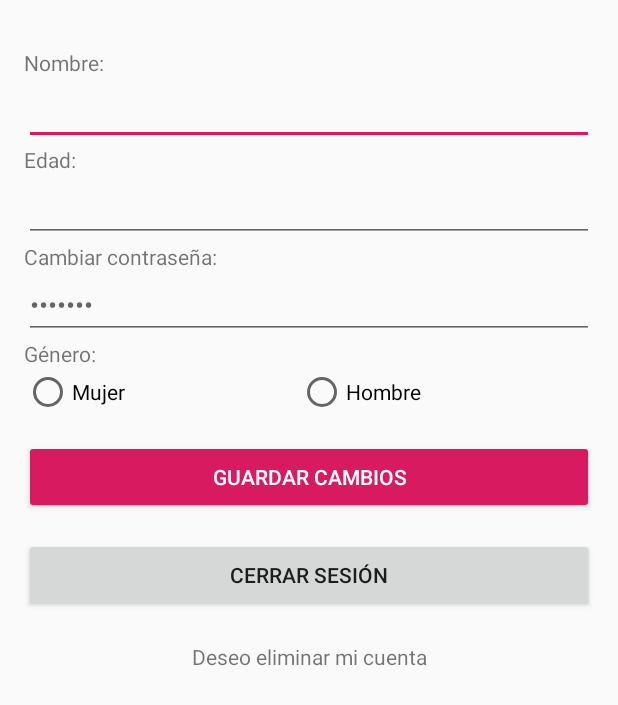
After one commit to ajemmott/Relax, an Android app: the layout fragmento_perfil.xml on its own in the app's theme, with its tools: preview values and no code run, on a phone screen of 412 x 824 dp. The commit adds this screen. Shown: the top 705 px of the screen. Run offline under Robolectric (Android 15) with nearby library versions, the phone set to English and light mode, and no system bars.

Commit message:
Perfil con errores

```diff
--- a/app/src/main/res/layout/activity_login.xml
+++ b/app/src/main/res/layout/activity_login.xml
@@ -4,6 +4,7 @@
     xmlns:tools="http://schemas.android.com/tools"
     android:layout_width="match_parent"
     android:layout_height="match_parent"
+    android:id="@+id/constraintLayout"
     tools:context=".LoginActivity">
 
     <ImageView
--- /dev/null
+++ b/app/src/main/res/layout/fragmento_perfil.xml
@@ -0,0 +1,129 @@
+<?xml version="1.0" encoding="utf-8"?>
+<android.support.constraint.ConstraintLayout xmlns:android="http://schemas.android.com/apk/res/android"
+    android:layout_width="match_parent"
+    android:layout_height="match_parent"
+    xmlns:app="http://schemas.android.com/apk/res-auto">
+
+    <LinearLayout
+        android:id="@+id/linearLayout2"
+        android:layout_width="0dp"
+        android:layout_height="wrap_content"
+        android:layout_marginStart="16dp"
+        android:layout_marginTop="32dp"
+        android:layout_marginEnd="16dp"
+        android:orientation="vertical"
+        app:layout_constraintEnd_toEndOf="parent"
+        app:layout_constraintStart_toStartOf="parent"
+        app:layout_constraintTop_toTopOf="parent">
+
+        <TextView
+            android:id="@+id/tv_nombre"
+            android:layout_width="match_parent"
+            android:layout_height="wrap_content"
+            android:text="Nombre:"
+            android:textAllCaps="false"
+            android:textSize="14sp" />
+
+        <EditText
+            android:id="@+id/et_Nnombre"
+            android:layout_width="match_parent"
+            android:layout_height="wrap_content"
+            android:ems="10"
+            android:inputType="textPersonName" />
+
+        <TextView
+            android:id="@+id/textView6"
+            android:layout_width="match_parent"
+            android:layout_height="wrap_content"
+            android:text="Edad:"
+            android:textAllCaps="false" />
+
+        <EditText
+            android:id="@+id/et_Nedad"
+            android:layout_width="match_parent"
+            android:layout_height="wrap_content"
+            android:ems="10"
+            android:inputType="number" />
+
+        <TextView
+            android:id="@+id/textView8"
+            android:layout_width="match_parent"
+            android:layout_height="wrap_content"
+            android:text="Cambiar contraseña:" />
+
+        <EditText
+            android:id="@+id/et_Npassword"
+            android:layout_width="match_parent"
+            android:layout_height="wrap_content"
+            android:ems="10"
+            android:hint="•••••••"
+            android:inputType="textPassword" />
+
+        <TextView
+            android:id="@+id/textView9"
+            android:layout_width="match_parent"
+            android:layout_height="wrap_content"
+            android:text="Género:" />
+
+        <RadioGroup
+            android:id="@+id/rg_genero"
+            android:layout_width="match_parent"
+            android:layout_height="wrap_content"
+            android:layout_weight="0"
+            android:orientation="horizontal">
+
+            <RadioButton
+                android:id="@+id/rb_mujer"
+                android:layout_width="wrap_content"
+                android:layout_height="wrap_content"
+                android:layout_weight="1"
+                android:text="Mujer" />
+
+            <RadioButton
+                android:id="@+id/rb_hombre"
+                android:layout_width="wrap_content"
+                android:layout_height="wrap_content"
+                android:layout_weight="1"
+                android:text="Hombre" />
+        </RadioGroup>
+
+    </LinearLayout>
+
+    <Button
+        android:id="@+id/btn_guardar"
+        style="@style/Widget.AppCompat.Button.Colored"
+        android:layout_width="match_parent"
+        android:layout_height="49dp"
+        android:layout_marginEnd="16dp"
+        android:layout_marginStart="16dp"
+        android:layout_marginTop="16dp"
+        android:text="Guardar cambios"
+        app:layout_constraintEnd_toEndOf="parent"
+        app:layout_constraintStart_toStartOf="parent"
+        app:layout_constraintTop_toBottomOf="@+id/linearLayout2" />
+
+    <Button
+        android:id="@+id/btn_cerrar"
+        style="@style/Widget.AppCompat.Button.Small"
+        android:layout_width="match_parent"
+        android:layout_height="49dp"
+        android:layout_marginEnd="16dp"
+        android:layout_marginStart="16dp"
+        android:layout_marginTop="16dp"
+        android:text="Cerrar sesión"
+        app:layout_constraintEnd_toEndOf="parent"
+        app:layout_constraintStart_toStartOf="parent"
+        app:layout_constraintTop_toBottomOf="@+id/btn_guardar" />
+
+    <TextView
+        android:id="@+id/tv_Borrarcuenta"
+        android:layout_width="wrap_content"
+        android:layout_height="wrap_content"
+        android:focusableInTouchMode="false"
+        android:layout_marginTop="20dp"
+        android:text="Deseo eliminar mi cuenta"
+        app:layout_constraintEnd_toEndOf="parent"
+        app:layout_constraintStart_toStartOf="parent"
+        app:layout_constraintTop_toBottomOf="@+id/btn_cerrar" />
+
+</android.support.constraint.ConstraintLayout>
```
Also changed, not shown: app/src/main/java/com/example/jmbwb/relax/DatabaseHelper.java (+23 -4 lines), app/src/main/java/com/example/jmbwb/relax/Fragmento_favorito.java (+5 -5 lines), app/src/main/java/com/example/jmbwb/relax/Fragmento_inicio.java (+14 -14 lines), app/src/main/java/com/example/jmbwb/relax/LoginActivity.java (+14 -6 lines).
